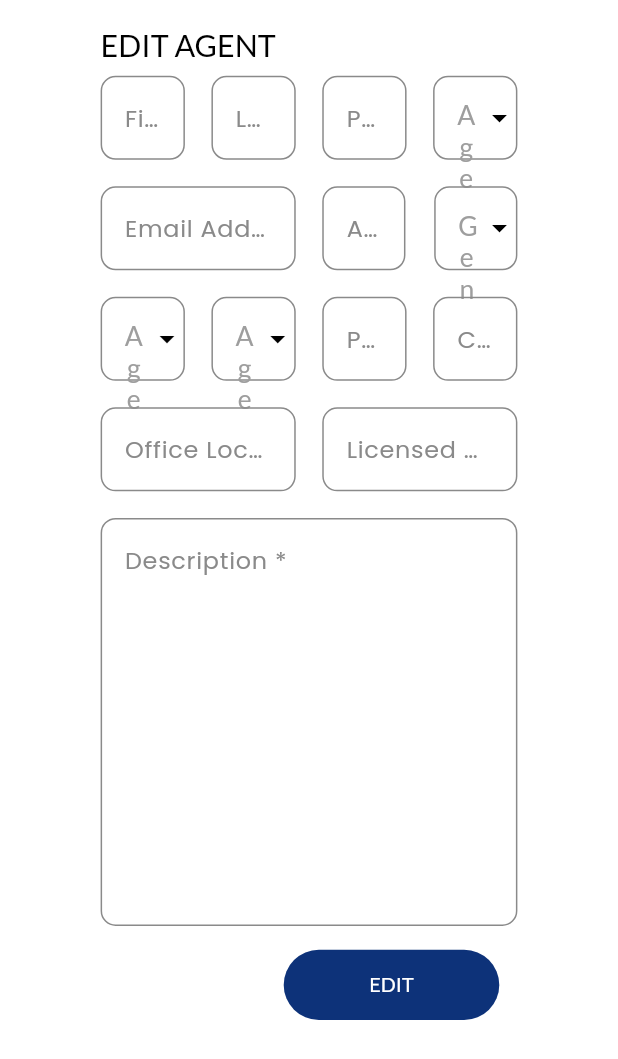
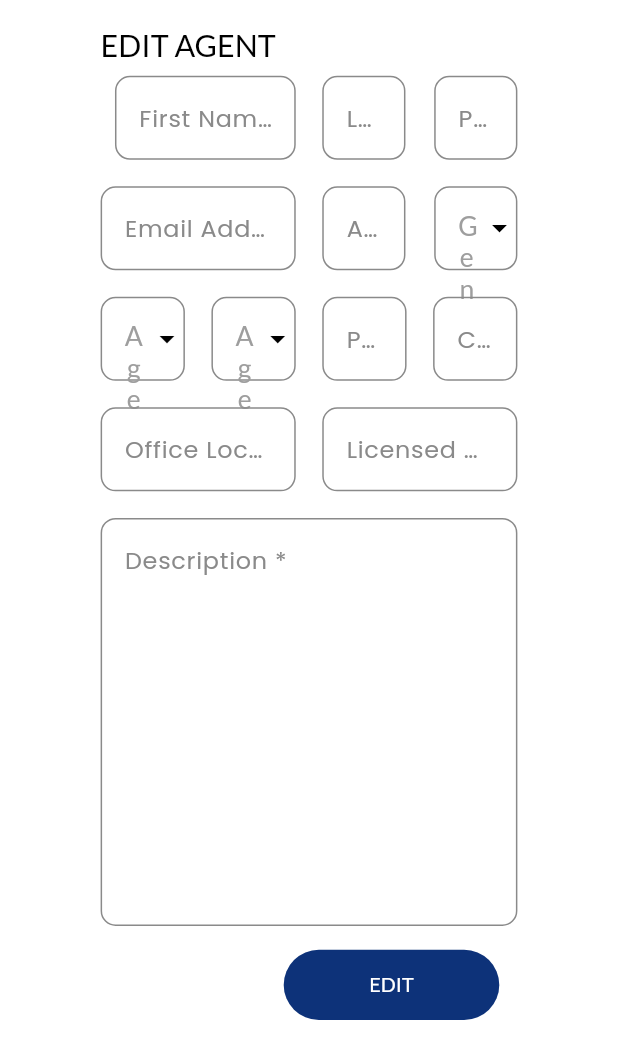
Before and after one commit to ERA-PH-Flutter/era-app, a Flutter app: the AddAgent screen opened by its route, on a phone screen of 412 x 824 dp. Shown: the top 1059 px of the screen. Run offline on Flutter 3.47's test engine with Material 3 defaults, Android fonts, the phone set to English and light mode, and no system bars; our stand-ins replace awesome_notifications, cached_network_image, circle_nav_bar, cloud_firestore, cloud_functions, curved_navigation_bar and 21 more; missing offline and left inert: carousel_slider_plus, image_to_pdf_converter, number_pagination, number_paginator; accounts and stored records are empty; statements that could not run were skipped.

Commit message:
ui changes

```diff
--- a/lib/presentation/admin/user_management/pages/pages/add-agent.dart
+++ b/lib/presentation/admin/user_management/pages/pages/add-agent.dart
@@ -49,39 +49,50 @@ class AddAgent extends GetView<AgentAdminController> {
                   mainAxisAlignment: MainAxisAlignment.center,
                   children: [
                     Expanded(
+                      flex: 2,
+                      child: Padding(
+                        padding: EdgeInsets.only(left: 10.w),
                         child: textFormfield(
                             controller: controller.fNameA,
                             hintText: 'First Name *',
                             textInputType: TextInputType.text),
                       ),
+                    ),
                     sb20(),
                     sbw20(),
                     Expanded(
+                      flex: 1,
+                      child: Container(
+                        padding: EdgeInsets.only(right: 10.w),
                         child: textFormfield(
                             controller: controller.lNameA,
                             hintText: 'Last Name *',
                             textInputType: TextInputType.text),
                       ),
-                    sb20(),
-                    sbw20(),
+                    ),
+
                     Expanded(
+                      flex: 1,
+                      child: Padding(
+                        padding: EdgeInsets.only(left: 10.w),
                         child: textFormfield(
                             controller: controller.phoneNA,
                             hintText: 'PhoneNumber *',
                             textInputType: TextInputType.number),
                       ),
-                    sb20(),
-                    sbw20(),
-                    Expanded(
-                      flex: 1,
-                      child: dropDownListings(
-                        selectedItem: controller.selectedAgentType,
-                        Types: controller.agentType,
-                        onChanged: (value) =>
-                            controller.selectedAgentType.value = value!,
-                        hintText: 'Agent Position *',
                     ),
-                    ),
+                    // sb20(),
+                    // sbw20(),
+                    // Expanded(
+                    //   flex: 1,
+                    //   child: dropDownListings(
+                    //     selectedItem: controller.selectedAgentType,
+                    //     Types: controller.agentType,
+                    //     onChanged: (value) =>
+                    //         controller.selectedAgentType.value = value!,
+                    //     hintText: 'Agent Position *',
+                    //   ),
+                    //   ),
                   ],
                 ),
                 sb20(),
```
Lines whose indentation alone changed are shown as unchanged.
